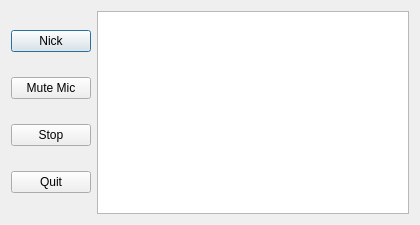
This is newForm.ui in jagajaga/Voice-qChat as Qt 5 draws it before an edit. The edited form follows.
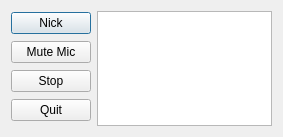
This is the edited form.

The edit to the form file:
```diff
--- a/newForm.ui
+++ b/newForm.ui
@@ -6,8 +6,8 @@
    <rect>
     <x>0</x>
     <y>0</y>
-    <width>420</width>
-    <height>225</height>
+    <width>283</width>
+    <height>137</height>
    </rect>
   </property>
   <property name="sizePolicy">
```
